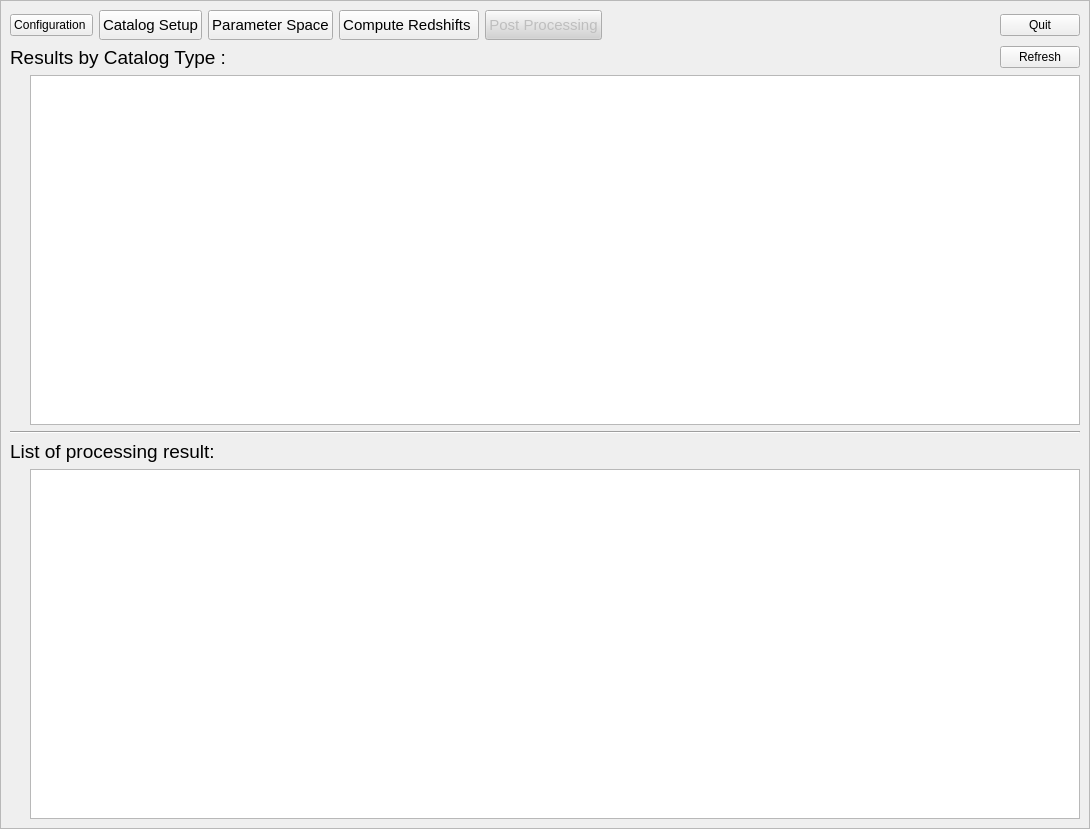
Before: the Qt Designer form PhzQtUI/auxdir/PhzQtUI/FormPostProcessing.ui in astrorama/Phosphoros, drawn with Qt 5.
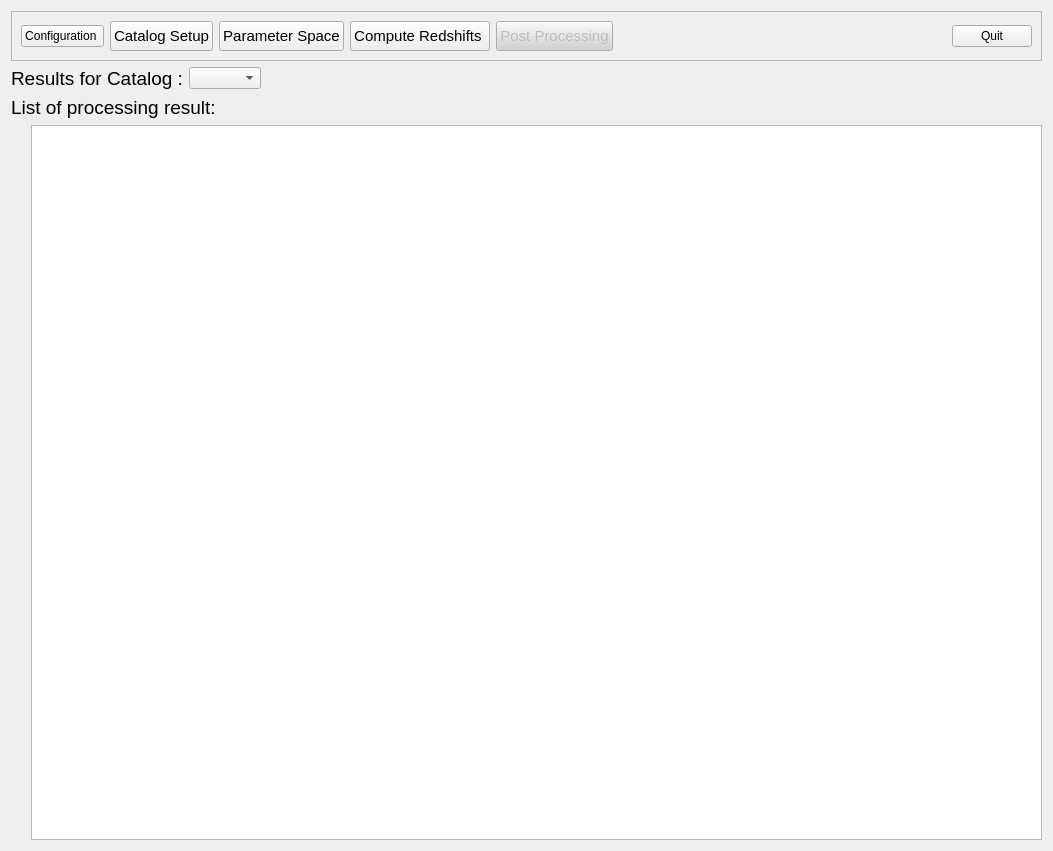
After: the same form once the commit is applied.

Diff of the .ui file:
```diff
--- a/PhzQtUI/auxdir/PhzQtUI/FormPostProcessing.ui
+++ b/PhzQtUI/auxdir/PhzQtUI/FormPostProcessing.ui
@@ -6,17 +6,14 @@
    <rect>
     <x>0</x>
     <y>0</y>
-    <width>1090</width>
-    <height>829</height>
+    <width>1053</width>
+    <height>851</height>
    </rect>
   </property>
   <property name="windowTitle">
    <string>Form</string>
   </property>
-  <layout class="QVBoxLayout" name="verticalLayout">
-   <property name="margin">
-    <number>0</number>
-   </property>
+  <layout class="QVBoxLayout" name="verticalLayout_2">
    <item>
     <widget class="QFrame" name="frm_nav">
      <property name="frameShape">
@@ -25,7 +22,7 @@
      <property name="frameShadow">
       <enum>QFrame::Raised</enum>
      </property>
-     <layout class="QVBoxLayout" name="verticalLayout_2">
+     <layout class="QVBoxLayout" name="verticalLayout">
       <item>
        <layout class="QHBoxLayout" name="horizontalLayout">
         <item>
@@ -153,6 +150,9 @@
         </item>
        </layout>
       </item>
+     </layout>
+    </widget>
+   </item>
       <item>
        <layout class="QHBoxLayout" name="horizontalLayout_12">
         <item>
@@ -163,10 +163,13 @@
            </font>
           </property>
           <property name="text">
-           <string>Results by Catalog Type :</string>
+        <string>Results for Catalog :</string>
           </property>
          </widget>
         </item>
+     <item>
+      <widget class="QComboBox" name="cb_catalog"/>
+     </item>
         <item>
          <spacer name="horizontalSpacer_14">
           <property name="orientation">
@@ -180,61 +183,8 @@
           </property>
          </spacer>
         </item>
-        <item>
-         <widget class="QPushButton" name="btn_refresh">
-          <property name="text">
-           <string>Refresh</string>
-          </property>
-         </widget>
-        </item>
-       </layout>
-      </item>
-      <item>
-       <layout class="QHBoxLayout" name="horizontalLayout_3">
-        <item>
-         <spacer name="verticalSpacer_2">
-          <property name="orientation">
-           <enum>Qt::Vertical</enum>
-          </property>
-          <property name="sizeHint" stdset="0">
-           <size>
-            <width>20</width>
-            <height>40</height>
-           </size>
-          </property>
-         </spacer>
-        </item>
-        <item>
-         <widget class="QTableView" name="table_res_cat">
-          <property name="editTriggers">
-           <set>QAbstractItemView::NoEditTriggers</set>
-          </property>
-          <property name="showDropIndicator" stdset="0">
-           <bool>false</bool>
-          </property>
-          <property name="dragDropOverwriteMode">
-           <bool>false</bool>
-          </property>
-          <property name="sortingEnabled">
-           <bool>true</bool>
-          </property>
-          <attribute name="verticalHeaderVisible">
-           <bool>false</bool>
-          </attribute>
-          <attribute name="verticalHeaderHighlightSections">
-           <bool>false</bool>
-          </attribute>
-         </widget>
-        </item>
-       </layout>
-      </item>
-      <item>
-       <widget class="Line" name="line">
-        <property name="orientation">
-         <enum>Qt::Horizontal</enum>
-        </property>
-       </widget>
-      </item>
+    </layout>
+   </item>
       <item>
        <layout class="QHBoxLayout" name="horizontalLayout_13">
         <item>
@@ -302,9 +252,6 @@
          </widget>
         </item>
        </layout>
-      </item>
-     </layout>
-    </widget>
    </item>
   </layout>
  </widget>
```
Lines whose indentation alone changed are shown as unchanged.
